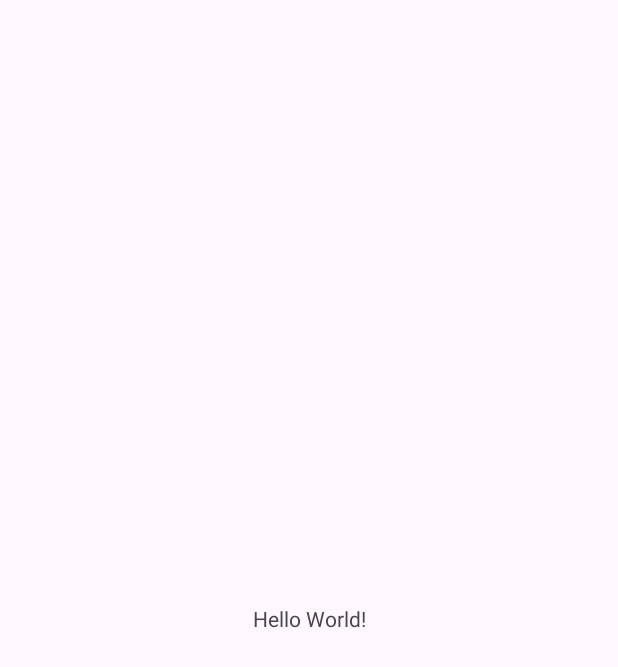
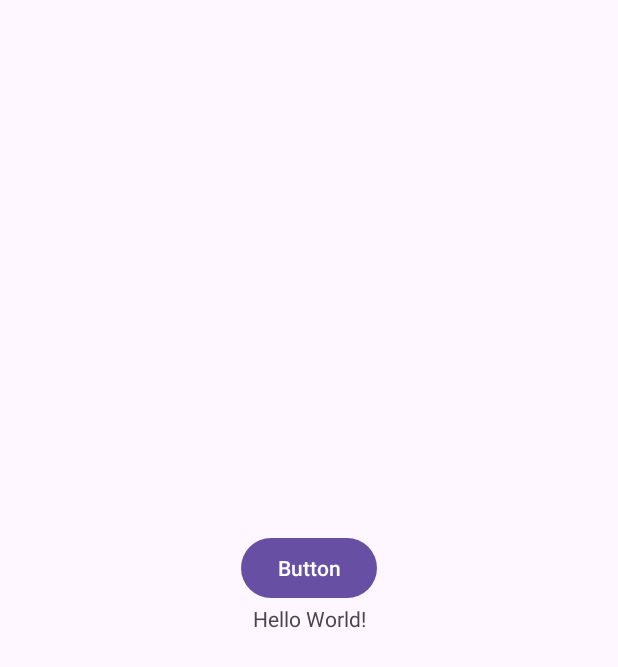
Before and after one commit to dovasd90/Pirmas_praktikos_darbas_Dovydo_Krupausko, an Android app: the screen it shows after launch (MainActivity), on a phone screen of 412 x 824 dp. Before the commit the part shown is almost empty. Shown: the top 667 px of the screen. Run offline under Robolectric (Android 15) with nearby library versions, the phone set to English and light mode, and no system bars.

Commit message:
Change_button

```diff
--- a/app/src/main/res/layout/activity_main.xml
+++ b/app/src/main/res/layout/activity_main.xml
@@ -8,6 +8,7 @@
     tools:context=".MainActivity">
 
     <TextView
+        android:id="@+id/TvMain"
         android:layout_width="wrap_content"
         android:layout_height="wrap_content"
         android:text="Hello World!"
@@ -16,4 +17,13 @@
         app:layout_constraintStart_toStartOf="parent"
         app:layout_constraintTop_toTopOf="parent" />
 
+    <Button
+        android:id="@+id/BtnChgTxt"
+        android:layout_width="wrap_content"
+        android:layout_height="wrap_content"
+        android:text="Button"
+        app:layout_constraintBottom_toTopOf="@+id/TvMain"
+        app:layout_constraintEnd_toEndOf="parent"
+        app:layout_constraintStart_toStartOf="parent" />
+
 </androidx.constraintlayout.widget.ConstraintLayout>
```
